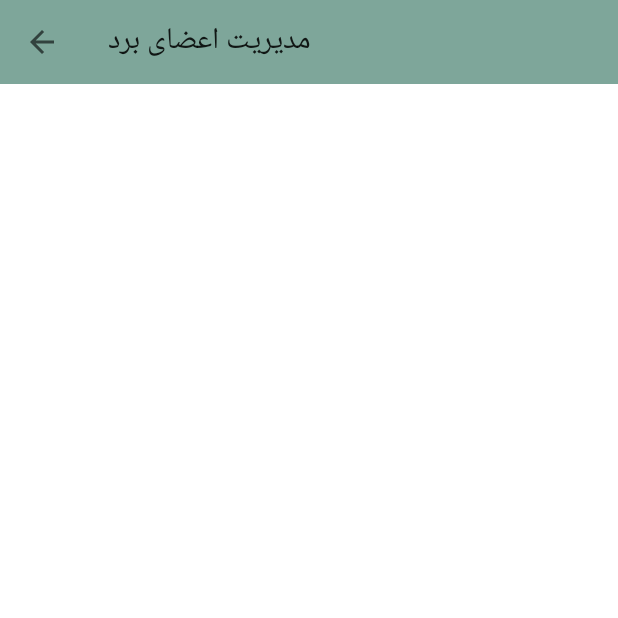
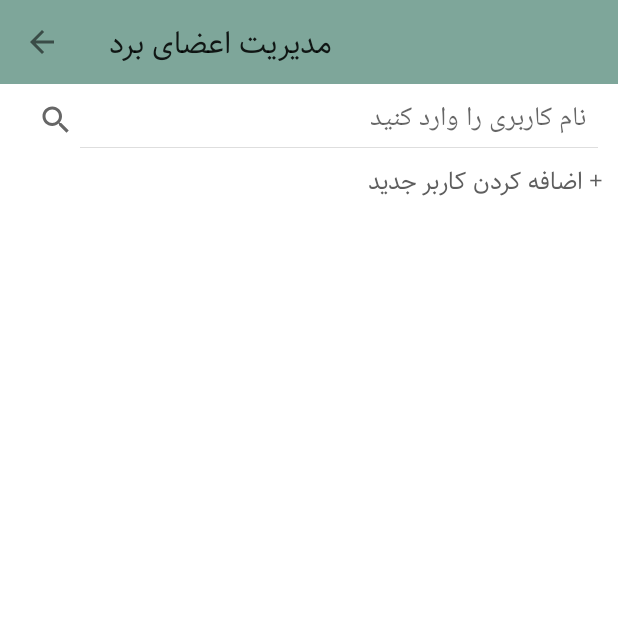
Before and after one commit to nacls/ResaAndroidApp, an Android app: the BoardMembersActivity screen opened directly, with no data from a screen before it, on a phone screen of 412 x 824 dp, the top half of it. Run offline under Robolectric (Android 15) with nearby library versions, the phone set to English and light mode, and no system bars.

Commit message:
View: setup members adapter and fixed toolbar font

```diff
--- a/app/src/main/java/ir/ceit/resa/presenter/BoardMembersActivityPresenter.java
+++ b/app/src/main/java/ir/ceit/resa/presenter/BoardMembersActivityPresenter.java
@@ -21,6 +21,7 @@ public class BoardMembersActivityPresenter implements BoardMembersContract.Prese
     @Override
     public void onCreated() {
         view.setupActivityView();
+        getBoardMembersFromServer();
     }
 
     @Override
@@ -32,4 +33,8 @@ public class BoardMembersActivityPresenter implements BoardMembersContract.Prese
     public void changeMembershipClicked(String username, EMembership membership) {
 
     }
+
+    private void getBoardMembersFromServer(){
+
+    }
 }
--- a/app/src/main/java/ir/ceit/resa/view/activity/BoardMembersActivity.java
+++ b/app/src/main/java/ir/ceit/resa/view/activity/BoardMembersActivity.java
@@ -21,6 +21,11 @@ public class BoardMembersActivity extends AppCompatActivity implements BoardMemb
 
     // Toolbar
     private Toolbar toolbar;
+    // Problem layout
+
+    // Progress bar
+
+    // Members components
 
     @Override
     protected void onCreate(Bundle savedInstanceState) {
--- a/app/src/main/res/layout/activity_board_members.xml
+++ b/app/src/main/res/layout/activity_board_members.xml
@@ -1,6 +1,5 @@
 <?xml version="1.0" encoding="utf-8"?>
 <androidx.constraintlayout.widget.ConstraintLayout xmlns:android="http://schemas.android.com/apk/res/android"
-    xmlns:app="http://schemas.android.com/apk/res-auto"
     xmlns:tools="http://schemas.android.com/tools"
     android:layout_width="match_parent"
     android:layout_height="match_parent"
@@ -24,6 +23,87 @@
                 layout="@layout/board_toolbar" />
         </LinearLayout>
 
+        <SearchView
+            android:id="@+id/searchView"
+            android:layout_width="match_parent"
+            android:layout_height="wrap_content"
+            android:layout_gravity="top"
+            android:background="@color/white"
+            android:gravity="start"
+            android:iconifiedByDefault="false"
+            android:padding="5dp"
+            android:queryHint="@string/search_member_hint" />
+
+        <FrameLayout
+            android:id="@+id/member_content_frame"
+            android:layout_width="match_parent"
+            android:layout_height="match_parent"
+            android:background="@color/white">
+
+            <LinearLayout
+                android:layout_width="match_parent"
+                android:layout_height="wrap_content"
+                android:orientation="vertical"
+                android:visibility="visible">
+
+                <TextView
+                    android:layout_width="match_parent"
+                    android:layout_height="wrap_content"
+                    android:clickable="true"
+                    android:layout_marginRight="10dp"
+                    android:layout_marginLeft="10dp"
+                    android:textSize="16sp"
+                    android:fontFamily="@font/sahelfd"
+                    android:textColor="@color/grey"
+                    android:text="@string/add_new_member"/>
+
+                <androidx.recyclerview.widget.RecyclerView
+                    android:id="@+id/memebrResultRv"
+                    android:layout_width="match_parent"
+                    android:layout_height="match_parent"
+                    android:layout_marginTop="3dp" />
+
+            </LinearLayout>
+
+            <LinearLayout
+                android:id="@+id/search_memeber_status_layout"
+                android:layout_width="wrap_content"
+                android:layout_height="wrap_content"
+                android:layout_gravity="center"
+                android:orientation="vertical"
+                android:visibility="gone">
+
+                <ImageView
+                    android:id="@+id/searchMemberStatusIv"
+                    android:layout_width="180dp"
+                    android:layout_height="180dp"
+                    android:layout_gravity="center"
+                    android:src="@drawable/boards_problem" />
+
+                <TextView
+                    android:id="@+id/searchMemberStatusTv"
+                    android:layout_width="wrap_content"
+                    android:layout_height="wrap_content"
+                    android:layout_marginStart="10dp"
+                    android:layout_marginEnd="10dp"
+                    android:layout_marginRight="10dp"
+                    android:fontFamily="@font/iransans"
+                    android:gravity="center"
+                    android:text="@string/no_boards"
+                    android:textColor="@color/dark_shade3"
+                    android:textSize="16sp" />
+            </LinearLayout>
+
+            <ProgressBar
+                android:id="@+id/searchProgressBar"
+                android:layout_width="wrap_content"
+                android:layout_height="wrap_content"
+                android:layout_gravity="center"
+                android:layout_marginTop="30dp"
+                android:progressDrawable="@drawable/custom_progress_bar"
+                android:visibility="gone" />
+        </FrameLayout>
+
     </LinearLayout>
 
 </androidx.constraintlayout.widget.ConstraintLayout>
--- a/app/src/main/res/layout/board_toolbar.xml
+++ b/app/src/main/res/layout/board_toolbar.xml
@@ -1,8 +1,7 @@
-<androidx.appcompat.widget.Toolbar
-    xmlns:android="http://schemas.android.com/apk/res/android"
-    xmlns:local="http://schemas.android.com/apk/res-auto"
+<androidx.appcompat.widget.Toolbar xmlns:android="http://schemas.android.com/apk/res/android"
     android:id="@+id/board_toolbar"
     android:layout_width="match_parent"
     android:layout_height="wrap_content"
+    android:background="@color/menu_theme"
     android:minHeight="?attr/actionBarSize"
-    android:background="@color/menu_theme" />
+    android:theme="@style/ToolbarTheme" />
--- a/app/src/main/res/layout/menu_navigation_drawer.xml
+++ b/app/src/main/res/layout/menu_navigation_drawer.xml
@@ -40,6 +40,7 @@
                 android:layout_gravity="right"
                 android:layout_marginBottom="5dp"
                 android:text="@string/default_text"
+                android:fontFamily="@font/sahelfd"
                 android:textColor="@color/black"
                 android:textSize="18sp" />
 
@@ -49,7 +50,7 @@
                 android:layout_height="wrap_content"
                 android:text="@string/default_text"
                 android:layout_gravity="right"
-                android:textColor="@color/grey"
+                android:textColor="@color/lightest_shade"
                 android:textSize="16sp" />
 
         </LinearLayout>
--- a/app/src/main/res/layout/navigation_list_view_item.xml
+++ b/app/src/main/res/layout/navigation_list_view_item.xml
@@ -25,6 +25,7 @@
         android:layout_toLeftOf="@+id/imageViewIcon"
         android:paddingLeft="10dp"
         android:text="Item Name"
+        android:fontFamily="@font/sahelfd"
         android:textColor="@android:color/black"
         android:textAppearance="?android:attr/textAppearanceListItemSmall"
         android:layout_toStartOf="@+id/imageViewIcon" />
--- a/app/src/main/res/values/strings.xml
+++ b/app/src/main/res/values/strings.xml
@@ -77,6 +77,9 @@
     <string name="search_board_hint">شناسه برد را وارد کنید</string>
     <string name="search_board">جست و جوی برد</string>
 
+    <string name="search_member_hint">نام کاربری را وارد کنید</string>
+    <string name="add_new_member">+ اضافه کردن کاربر جدید</string>
+
     <string-array name="navigation_drawer_items_array">
         <item>پروفایل</item>
         <item>تنظیمات</item>
--- a/app/src/main/res/values/style.xml
+++ b/app/src/main/res/values/style.xml
@@ -13,4 +13,9 @@
     </style>
 
     <style name="AppTheme.PopupOverlay" parent="ThemeOverlay.AppCompat.Light" />
+
+    <style name="ToolbarTheme" parent="ThemeOverlay.AppCompat.Light">
+        <item name="android:fontFamily">@font/sahelfd</item>
+        <item name="android:textSize">14sp</item>
+    </style>
 </resources>
```
Also changed, not shown: app/src/main/java/ir/ceit/resa/view/adapter/BoardMemberAdapter.java (added, +108 -0 lines), app/src/main/res/drawable/member_border.xml (added, +19 -0 lines), app/src/main/res/layout/board_member_item.xml (added, +67 -0 lines).
